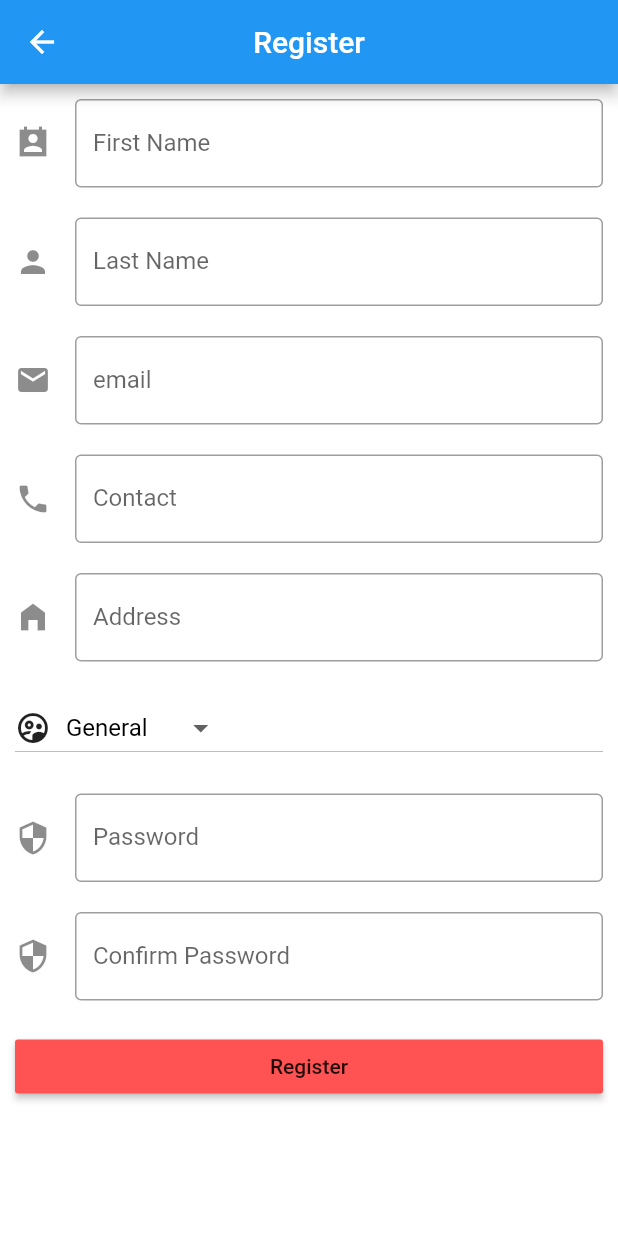
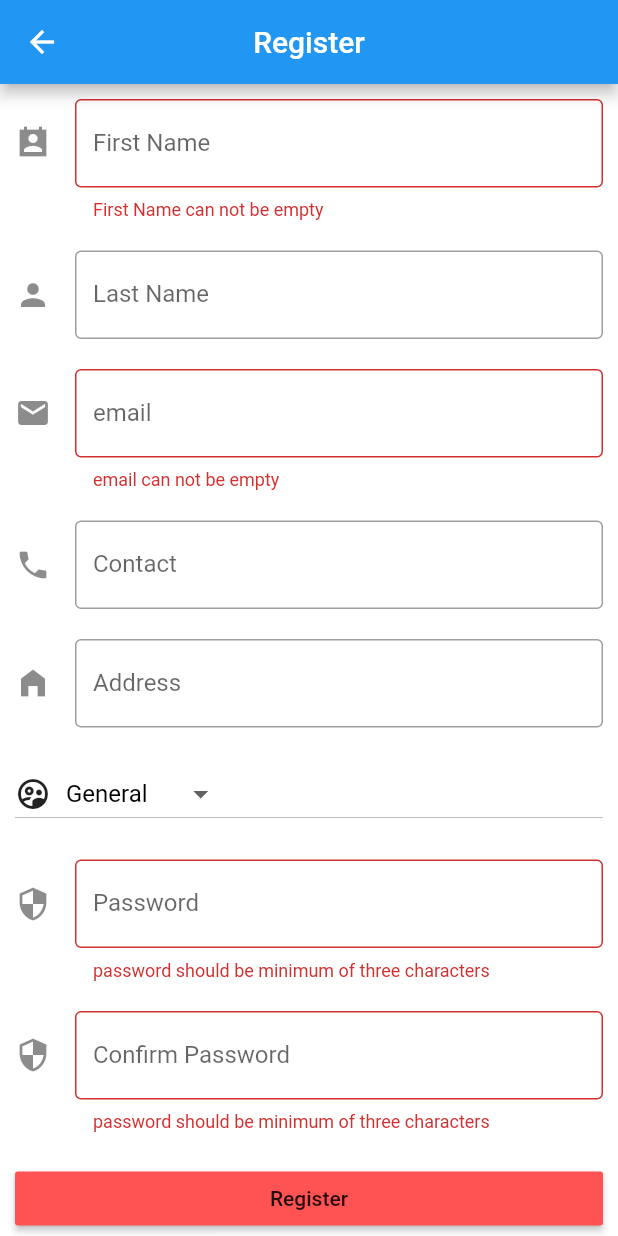
Before and after one commit to Rahal-Kanishka/mobile_application_for_buses, a Flutter app: the Register screen opened by its route, after a tap on "Register", on a phone screen of 412 x 824 dp. Run offline on Flutter 3.47's test engine with Material 2 defaults, Android fonts, the phone set to English and light mode, and no system bars; our stand-ins replace flutter_speed_dial, google_maps_flutter; missing offline and left inert: global_configuration, google_map_polyline, permission.

Commit message:
User Registration implemented

```diff
--- /dev/null
+++ b/lib/models/SaveUser.dart
@@ -0,0 +1,23 @@
+import 'package:flutter_with_maps/models/UserType.dart';
+
+class SaveUser {
+  String firstName,
+      lastName,
+      email,
+      address,
+      contact,
+      password,
+      confirmPassword;
+
+  UserType type;
+
+  SaveUser(
+      {this.firstName,
+      this.lastName,
+      this.email,
+      this.address,
+      this.contact,
+      this.type,
+      this.password,
+      this.confirmPassword});
+}
--- a/lib/pages/register.dart
+++ b/lib/pages/register.dart
@@ -1,12 +1,9 @@
 import 'package:flutter/material.dart';
-import 'package:flutter_with_maps/pages/user_profile.dart';
-
-class UserType {
-  const UserType(this.typeName, this.typeIcon);
-
-  final String typeName;
-  final Icon typeIcon;
-}
+import 'package:flutter_with_maps/models/SaveUser.dart';
+import 'package:flutter_with_maps/models/UserType.dart';
+import 'package:http/http.dart' as http;
+import 'package:global_configuration/global_configuration.dart';
+import 'dart:convert';
 
 class Register extends StatefulWidget {
   @override
@@ -19,13 +16,16 @@ class _RegisterState extends State<Register> {
     new UserType('General', Icon(Icons.supervised_user_circle_outlined)),
     new UserType('Driver', Icon(Icons.train_rounded))
   ];
+  String endPoint;
   UserType selectedUserType;
   final _formKey = GlobalKey<FormState>();
+  SaveUser userModel = new SaveUser();
 
   @override
   void initState() {
     super.initState();
     selectedUserType = userTypeList[1];
+    this.userModel.type = userTypeList[1];
   }
 
   @override
@@ -36,7 +36,9 @@ class _RegisterState extends State<Register> {
           title: Text('Register'),
           centerTitle: true,
         ),
-        body: Form(
+        body: Builder(
+          builder: (BuildContext buildContext) {
+            return Form(
               key: _formKey,
               child: Container(
                   color: Colors.white,
@@ -51,6 +53,16 @@ class _RegisterState extends State<Register> {
                               border: OutlineInputBorder(),
                               hintText: 'Enter your First Name...',
                               labelText: 'First Name'),
+                          validator: (String value) {
+                            if (value.isEmpty) {
+                              return "First Name can not be empty";
+                            } else {
+                              return null;
+                            }
+                          },
+                          onSaved: (String value) {
+                            this.userModel.firstName = value;
+                          },
                         )),
                     Container(
                         padding: new EdgeInsets.all(10.0),
@@ -60,6 +72,9 @@ class _RegisterState extends State<Register> {
                               border: OutlineInputBorder(),
                               hintText: 'Enter your Last Name...',
                               labelText: 'Last Name'),
+                          onSaved: (String value) {
+                            this.userModel.lastName = value;
+                          },
                         )),
                     Container(
                         padding: new EdgeInsets.all(10.0),
@@ -69,6 +84,17 @@ class _RegisterState extends State<Register> {
                               border: OutlineInputBorder(),
                               hintText: 'Enter your email...',
                               labelText: 'email'),
+                          keyboardType: TextInputType.emailAddress,
+                          validator: (String value) {
+                            if (value.isEmpty) {
+                              return 'email can not be empty';
+                            } else {
+                              return null;
+                            }
+                          },
+                          onSaved: (String value) {
+                            this.userModel.email = value;
+                          },
                         )),
                     Container(
                         padding: new EdgeInsets.all(10.0),
@@ -78,6 +104,9 @@ class _RegisterState extends State<Register> {
                               border: OutlineInputBorder(),
                               hintText: 'Enter your Contact Number...',
                               labelText: 'Contact'),
+                          onSaved: (String value) {
+                            this.userModel.contact = value;
+                          },
                         )),
                     Container(
                         padding: new EdgeInsets.all(10.0),
@@ -87,6 +116,9 @@ class _RegisterState extends State<Register> {
                               border: OutlineInputBorder(),
                               hintText: 'Enter your Address...',
                               labelText: 'Address'),
+                          onSaved: (String value) {
+                            this.userModel.address = value;
+                          },
                         )),
                     Container(
                       padding: new EdgeInsets.all(10.0),
@@ -96,6 +128,7 @@ class _RegisterState extends State<Register> {
                         onChanged: (UserType newValue) {
                           setState(() {
                             selectedUserType = newValue;
+                            this.userModel.type = newValue;
                           });
                         },
                         items: userTypeList.map((UserType value) {
@@ -107,7 +140,8 @@ class _RegisterState extends State<Register> {
                                 Container(
                                   padding: new EdgeInsets.all(10.0),
                                   child: new Text(value.typeName,
-                                  style: new TextStyle(color: Colors.black)),
+                                      style:
+                                          new TextStyle(color: Colors.black)),
                                 ),
                               ],
                             ),
@@ -124,6 +158,17 @@ class _RegisterState extends State<Register> {
                               hintText: 'Enter your password...',
                               labelText: 'Password'),
                           obscureText: true,
+                          validator: (String value) {
+                            if (value.isEmpty || value.length < 3) {
+                              return "password should be minimum of three characters";
+                            } else {
+                              this._formKey.currentState.save();
+                              return null;
+                            }
+                          },
+                          onSaved: (String value) {
+                            this.userModel.password = value;
+                          },
                         )),
                     Container(
                         padding: new EdgeInsets.all(10.0),
@@ -134,15 +179,80 @@ class _RegisterState extends State<Register> {
                               hintText: 'Enter your confirm password...',
                               labelText: 'Confirm Password'),
                           obscureText: true,
+                          validator: (String value) {
+                            if (value.isEmpty || value.length < 3) {
+                              return "password should be minimum of three characters";
+                            } else if (value != this.userModel.password) {
+                              return "passwords do not match";
+                            } else {
+                              return null;
+                            }
+                          },
+                          onSaved: (String value) {
+                            this.userModel.confirmPassword = value;
+                          },
                         )),
                     Container(
                       padding: new EdgeInsets.all(10.0),
                       child: RaisedButton(
                           color: Colors.redAccent[200],
                           child: Text('Register'),
-                      onPressed: () {}),
+                          onPressed: () {
+                            this.saveFormData().then((value) {
+                              if (value != null && value.isNotEmpty) {
+                                final snackBar = SnackBar(content: Text(value));
+                                Scaffold.of(buildContext)
+                                    .showSnackBar(snackBar);
+                              }
+                            });
+                          }),
                     )
                   ])),
+            );
+          },
         ));
   }
+
+  Future<String> saveFormData() async {
+    if (this._formKey.currentState.validate()) {
+      this._formKey.currentState.save();
+      String result = await this.saveUserData();
+      return result;
     }
+  }
+
+  Future<String> saveUserData() async {
+    String result = null;
+    var json = await GlobalConfiguration()
+        .loadFromPath('assets/cfg/configurations.json');
+    endPoint = GlobalConfiguration().getValue("backend_url");
+    var url = endPoint + '/user/register';
+    final response = await http.post(url,
+        headers: <String, String>{
+          'Content-Type': 'application/json; charset=UTF-8',
+        },
+        body: jsonEncode(<String, dynamic>{
+          'firstName': this.userModel.firstName,
+          'lastName': this.userModel.lastName,
+          'userName': this.userModel.email,
+          'contact': this.userModel.contact,
+          'address': this.userModel.address,
+          'type': {
+            'id': this.userModel.type.typeName,
+            'name': this.userModel.type.typeName
+          },
+          'password': this.userModel.password,
+        }));
+    var userData = jsonDecode(response.body);
+    if (response.statusCode == 200) {
+      result = 'User ' +
+          userData['data']['firstName'] +
+          ' ' +
+          userData['data']['lastName'] +
+          ' registered successfully';
+    } else {
+      result = userData['data'][0]['msg'];
+    }
+    return result;
+  }
+}
```
Also changed, not shown: lib/models/UserType.dart (added, +9 -0 lines). Lines whose indentation alone changed are shown as unchanged.
